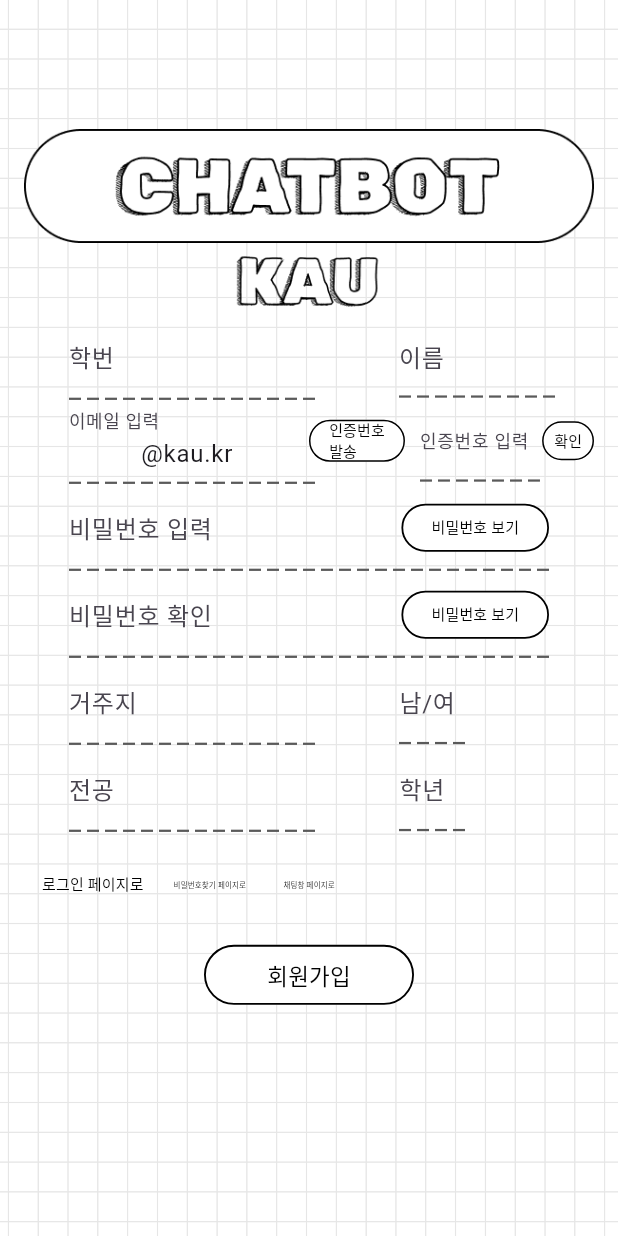
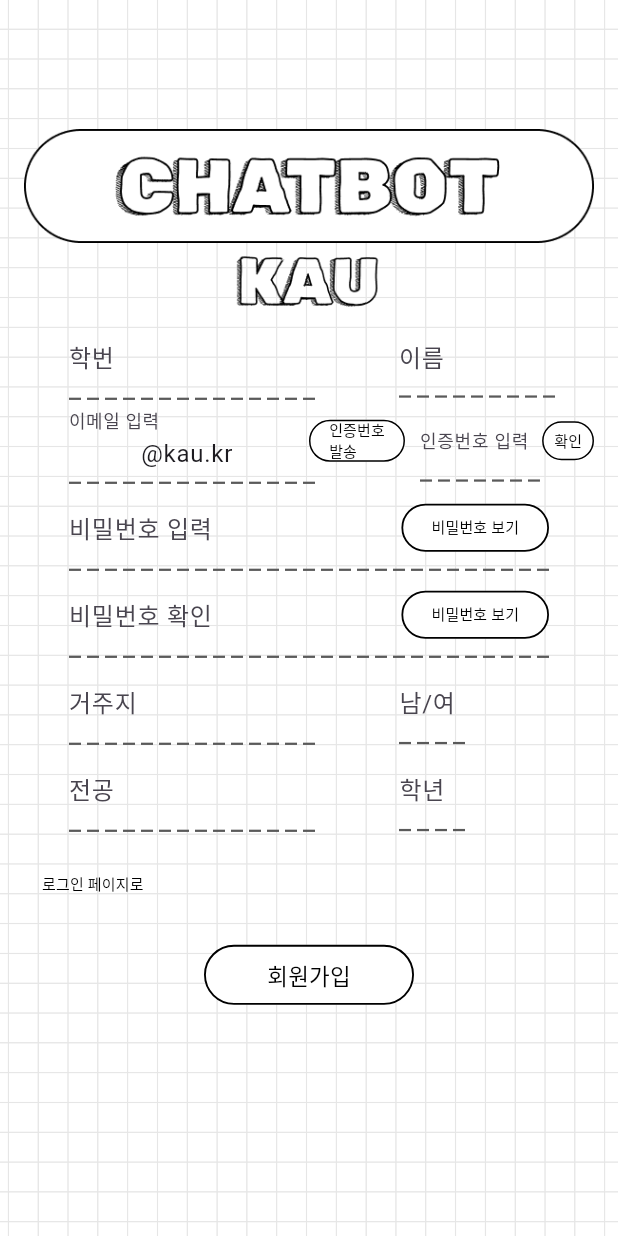
Before and after one commit to simson0524/KAU_Chatbot, a Flutter app: the screen it shows after launch, after a tap on "회원가입", on a phone screen of 412 x 824 dp. Run offline on Flutter 3.47's test engine with Material 3 defaults, Android fonts, the phone set to English and light mode, and no system bars; our stand-ins replace firebase_core, firebase_messaging, flutter_local_notifications, shared_preferences, socket_io_client, sqflite; accounts and stored records are empty; Roboto replaces fonts that are missing (PoorStory).

Commit message:
회원가입페이지 테스트용 부분 삭제

```diff
--- a/FE/lib/join_page.dart
+++ b/FE/lib/join_page.dart
@@ -683,45 +683,6 @@ class go_login extends StatelessWidget {
                   '로그인 페이지로',
                   style: TextStyle(fontSize: 10, color: Colors.black),
                 )),
-            //비밀번호 찾기 페이지로 버튼은  추후 삭제 예정
-            TextButton(
-                onPressed: () {
-                  finishJoinDialog(context);
-                  /*
-                  Navigator.pushReplacement(
-                    context,
-                    MaterialPageRoute(
-                        builder: (context) => const FindPasswordPage()),
-                  );*/
-                },
-                style: TextButton.styleFrom(
-                  padding:
-                      const EdgeInsets.symmetric(horizontal: 10, vertical: 10),
-                ),
-                child: const Text(
-                  '비밀번호찾기 페이지로',
-                  style: TextStyle(fontSize: 5, color: Colors.black),
-                )),
-            //채팅창 이동  페이지로 버튼은  추후 삭제 예정
-            TextButton(
-                onPressed: () {
-                  /*
-                  Navigator.pushReplacement(
-                    context,
-                    MaterialPageRoute(
-                        builder: (context) => const ChattingPage(
-                              ,
-                            )),
-                  );*/
-                },
-                style: TextButton.styleFrom(
-                  padding:
-                      const EdgeInsets.symmetric(horizontal: 10, vertical: 10),
-                ),
-                child: const Text(
-                  '채팅창 페이지로',
-                  style: TextStyle(fontSize: 5, color: Colors.black),
-                ))
           ],
         ),
       ),
```
